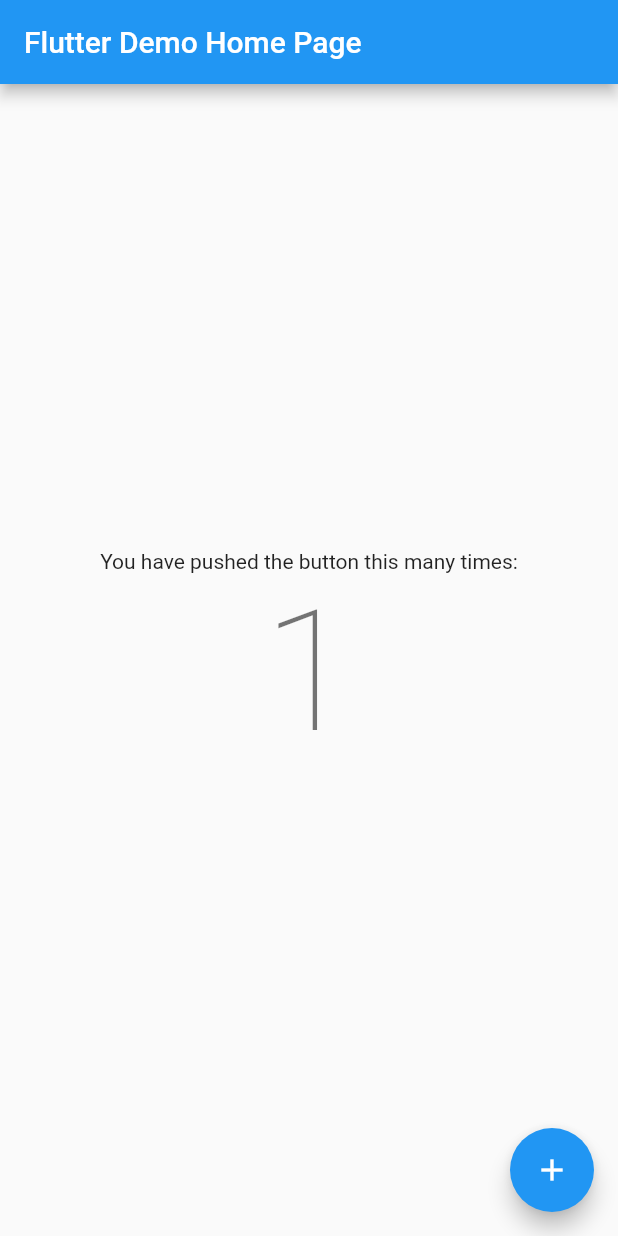
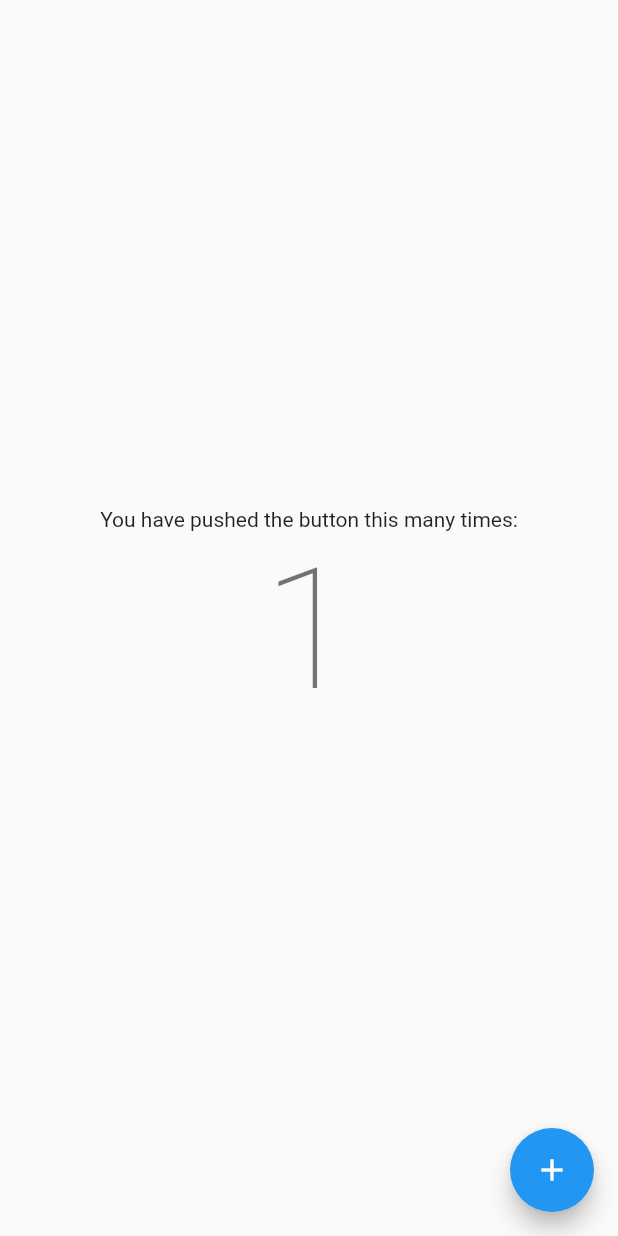
Before and after one commit to AbdulKhadhar/Counter-FLutter, a Flutter app: the screen it shows after launch, after a tap on the "add" icon, on a phone screen of 412 x 824 dp. Run offline on Flutter 3.47's test engine with Material 2 defaults, Android fonts, the phone set to English and light mode, and no system bars; our stand-ins replace animated_splash_screen.

```diff
--- a/lib/main.dart
+++ b/lib/main.dart
@@ -20,41 +20,16 @@ class MyApp extends StatelessWidget {
         // is not restarted.
         primarySwatch: Colors.blue,
       ),
-      home: MyHomePage(title: 'Flutter Demo Home Page'),
+      home: MyHomePage(),
     );
   }
 }
 
-class MyHomePage extends StatefulWidget {
-  MyHomePage({Key? key, required this.title}) : super(key: key);
-
-  // This widget is the home page of your application. It is stateful, meaning
-  // that it has a State object (defined below) that contains fields that affect
-  // how it looks.
-
-  // This class is the configuration for the state. It holds the values (in this
-  // case the title) provided by the parent (in this case the App widget) and
-  // used by the build method of the State. Fields in a Widget subclass are
-  // always marked "final".
-
-  final String title;
-
-  @override
-  _MyHomePageState createState() => _MyHomePageState();
-}
-
-class _MyHomePageState extends State<MyHomePage> {
-  int _counter = 0;
+class MyHomePage extends StatelessWidget {
+  ValueNotifier<int> _counter = ValueNotifier(0);
 
   void _incrementCounter() {
-    setState(() {
-      // This call to setState tells the Flutter framework that something has
-      // changed in this State, which causes it to rerun the build method below
-      // so that the display can reflect the updated values. If we changed
-      // _counter without calling setState(), then the build method would not be
-      // called again, and so nothing would appear to happen.
-      _counter++;
-    });
+    _counter.value = _counter.value+1;
   }
 
   @override
@@ -66,11 +41,7 @@ class _MyHomePageState extends State<MyHomePage> {
     // fast, so that you can just rebuild anything that needs updating rather
     // than having to individually change instances of widgets.
     return Scaffold(
-      appBar: AppBar(
-        // Here we take the value from the MyHomePage object that was created by
-        // the App.build method, and use it to set our appbar title.
-        title: Text(widget.title),
-      ),
+
       body: Center(
         // Center is a layout widget. It takes a single child and positions it
         // in the middle of the parent.
@@ -94,9 +65,14 @@ class _MyHomePageState extends State<MyHomePage> {
             Text(
               'You have pushed the button this many times:',
             ),
-            Text(
-              '$_counter',
-              style: Theme.of(context).textTheme.displayLarge,
+            ValueListenableBuilder(
+              valueListenable: _counter,
+              builder: ((ctx, newValue, child) {
+                return Text(
+                '$newValue',
+                style: Theme.of(context).textTheme.displayLarge,
+              );
+              }),
             ),
           ],
         ),
```
